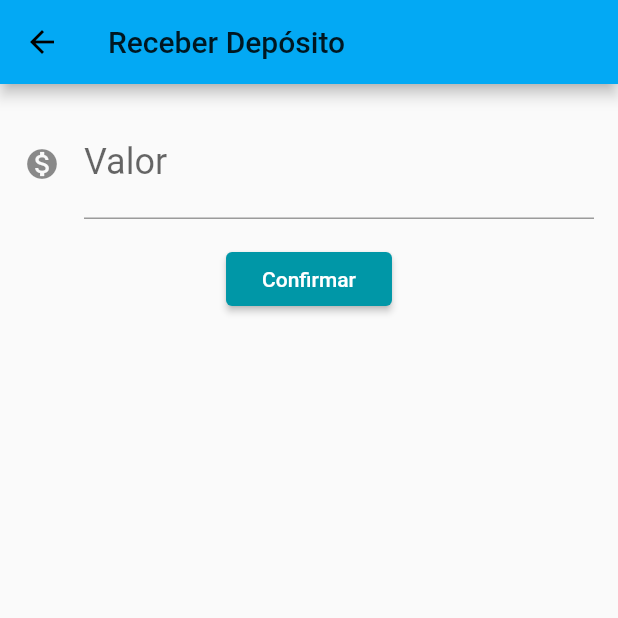
After one commit to nycolle-fazolo/bytebank, a Flutter app: the screen it shows after launch, after a tap on "Receber depósito", on a phone screen of 412 x 824 dp, the top half of it. The commit adds this screen. Run offline on Flutter 3.47's test engine with Material 2 defaults, Android fonts, the phone set to English and light mode, and no system bars.

Commit message:
new feature - deposito

```diff
--- a/lib/models/saldo.dart
+++ b/lib/models/saldo.dart
@@ -1,9 +1,21 @@
 import 'package:flutter/material.dart';
 
 class Saldo extends ChangeNotifier {
-  final double valor;
+  double valor;
 
   Saldo(this.valor);
+
+  void adiciona(double valor){
+    this.valor += valor;
+
+    notifyListeners();
+  }
+
+  void subtrai(double valor){
+    this.valor -= valor;
+
+    notifyListeners();
+  }
 
   @override
   String toString(){
--- a/lib/screens/dashboard/dashboard.dart
+++ b/lib/screens/dashboard/dashboard.dart
@@ -1,6 +1,9 @@
 import 'package:bytebank/models/saldo.dart';
 import 'package:bytebank/screens/dashboard/saldo.dart';
+import 'package:bytebank/screens/deposito/formulario.dart';
+import 'package:bytebank/screens/transferencia/lista.dart';
 import 'package:flutter/material.dart';
+import 'package:provider/provider.dart';
 
 class Dashboard extends StatelessWidget {
   @override
@@ -10,9 +13,29 @@ class Dashboard extends StatelessWidget {
       appBar: AppBar(
         title: const Text('ByteBank'),
       ),
-      body: Align(
-        alignment: Alignment.topCenter,
-        child: SaldoCard(),
+      body: ListView(
+        children: <Widget>[
+          Align(
+            alignment: Alignment.topCenter,
+            child: SaldoCard(),
+          ),
+           RaisedButton(
+                child: Text('Receber depósito'),
+                onPressed: () {
+                  //saldo.adiciona(10);
+                  Navigator.push(context, MaterialPageRoute(builder: (context) {
+                    return FormularioDeposito();
+                  }));
+                }),
+          RaisedButton(
+              child: Text('Realizar transferência'),
+              onPressed: () {
+                //saldo.adiciona(10);
+                Navigator.push(context, MaterialPageRoute(builder: (context) {
+                  return ListaTransferencias();
+                }));
+              }),
+        ],
       ),
     );
     //throw UnimplementedError();
--- /dev/null
+++ b/lib/screens/deposito/formulario.dart
@@ -0,0 +1,60 @@
+import 'package:bytebank/components/editor.dart';
+import 'package:bytebank/models/saldo.dart';
+import 'package:flutter/material.dart';
+import 'package:provider/provider.dart';
+
+const _titleAppBar = 'Receber Depósito';
+const _rotuloCampoValor = 'Valor';
+const _mascaraCampoValor ='000.0';
+const _textoBotaoConfirmar = 'Confirmar';
+
+class FormularioDeposito extends StatelessWidget{
+  final TextEditingController _controladorCampoValor = TextEditingController();
+
+  @override
+  Widget build(BuildContext context) {
+    // TODO: implement build
+    return Scaffold(
+      appBar: AppBar(
+        title: Text(_titleAppBar),
+      ),
+      body: SingleChildScrollView(
+        child: Column(
+          children: [
+            Editor(
+                controlador: _controladorCampoValor,
+                rotulo: _rotuloCampoValor,
+                mascara: _mascaraCampoValor,
+                icone: Icons.monetization_on),
+            RaisedButton(
+              child: Text(_textoBotaoConfirmar),
+              onPressed: () => _criaDeposito(context),
+            ),
+          ],
+        ),
+      ),
+    );
+    //throw UnimplementedError();
+  }
+
+  _criaDeposito(context){
+    final double valor = double.tryParse(_controladorCampoValor.text);
+    final depositoValido  = _validaDeposito(valor);
+
+    if(depositoValido){
+      _atualizaEstado(context, valor);
+      Navigator.pop(context);
+    }
+
+  }
+
+  _validaDeposito(valor){
+    final _campoPreenchido = valor != null;
+
+    return _campoPreenchido;
+  }
+
+  _atualizaEstado(context, valor){
+    Provider.of<Saldo>(context, listen:false).adiciona(valor);
+  }
+}
--- a/lib/screens/transferencia/formulario.dart
+++ b/lib/screens/transferencia/formulario.dart
@@ -1,8 +1,10 @@
 
 import 'package:bytebank/components/editor.dart';
+import 'package:bytebank/models/saldo.dart';
 import 'package:bytebank/models/transferencia.dart';
 import 'package:flutter/cupertino.dart';
 import 'package:flutter/material.dart';
+import 'package:provider/provider.dart';
 
 const _tituloAppBar = 'Nova Transferencia'; //atributo privado
 const _rotuloCampoValor = 'Valor';
@@ -60,11 +62,14 @@ class FormulatioTransferenciaState extends State<FormularioTransferencia> {
 
     final int numeroConta = int.tryParse(_controladorCampoNumeroConta.text);
     final double valor = double.tryParse(_controladorCampoValor.text);
+
     if (valor != null && numeroConta != null) {
       final transferenciaCriada = Transferencia(valor, numeroConta);
+
+      _atualizaEstado(context, valor);
       Navigator.pop(context, transferenciaCriada);
 
-      debugPrint('Criando - $transferenciaCriada');
+      //debugPrint('Criando - $transferenciaCriada');
       /*Scaffold.of(context).showSnackBar(
         SnackBar(
           content: Text('$transferenciaCriada'),
@@ -72,4 +77,8 @@ class FormulatioTransferenciaState extends State<FormularioTransferencia> {
       );*/
     }
   }
+
+  _atualizaEstado(context, valor){
+    Provider.of<Saldo>(context, listen:false).subtrai(valor);
+  }
 }
--- a/lib/screens/transferencia/lista.dart
+++ b/lib/screens/transferencia/lista.dart
@@ -31,7 +31,7 @@ class ListaTransferenciasState extends State<ListaTransferencias> {
         itemCount: widget._transferencias.length,
         itemBuilder: (context, indice) {
           final transferencia = widget._transferencias[indice];
-          debugPrint('Item $indice - $transferencia');
+          //debugPrint('Item $indice - $transferencia');
           return ItemTransferencia(transferencia);
         },
       ),
```
